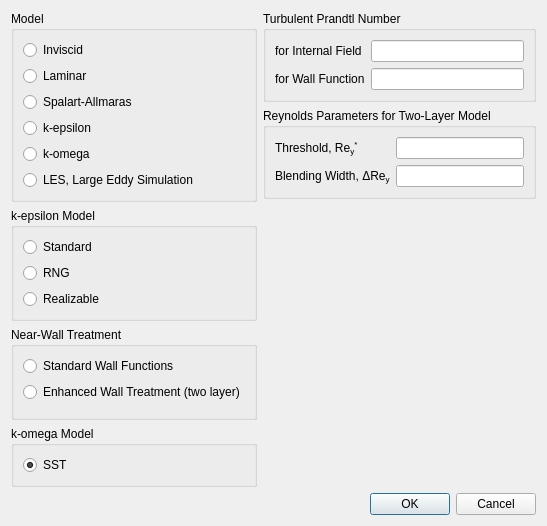
This is baramFlow/view/setup/models/turbulence_dialog.ui in nextfoam/baram as Qt 5 draws it before an edit. The edited form follows.
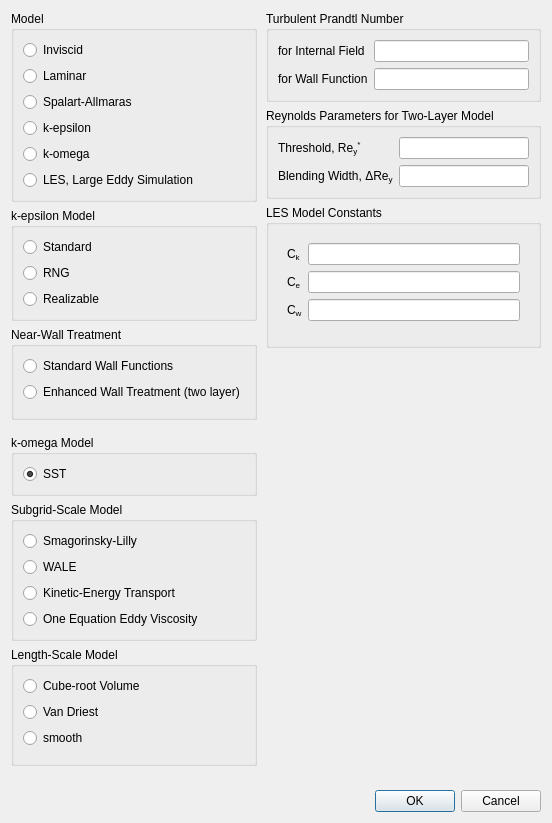
This is the edited form.

```diff
--- a/baramFlow/view/setup/models/turbulence_dialog.ui
+++ b/baramFlow/view/setup/models/turbulence_dialog.ui
@@ -6,8 +6,8 @@
    <rect>
     <x>0</x>
     <y>0</y>
-    <width>547</width>
-    <height>512</height>
+    <width>552</width>
+    <height>797</height>
    </rect>
   </property>
   <property name="minimumSize">
@@ -23,6 +23,9 @@
    <item>
     <widget class="QWidget" name="widget_2" native="true">
      <layout class="QHBoxLayout" name="horizontalLayout">
+      <property name="spacing">
+       <number>0</number>
+      </property>
       <property name="leftMargin">
        <number>0</number>
       </property>
@@ -53,9 +56,6 @@
          <property name="rightMargin">
           <number>0</number>
          </property>
-         <property name="bottomMargin">
-          <number>0</number>
-         </property>
          <item>
           <widget class="QGroupBox" name="groupBox">
            <property name="title">
@@ -67,9 +67,6 @@
               <property name="text">
                <string>Inviscid</string>
               </property>
-              <attribute name="buttonGroup">
-               <string notr="true">modelRadioGroup</string>
-              </attribute>
              </widget>
             </item>
             <item>
@@ -77,9 +74,6 @@
               <property name="text">
                <string>Laminar</string>
               </property>
-              <attribute name="buttonGroup">
-               <string notr="true">modelRadioGroup</string>
-              </attribute>
              </widget>
             </item>
             <item>
@@ -87,9 +81,6 @@
               <property name="text">
                <string>Spalart-Allmaras</string>
               </property>
-              <attribute name="buttonGroup">
-               <string notr="true">modelRadioGroup</string>
-              </attribute>
              </widget>
             </item>
             <item>
@@ -97,9 +88,6 @@
               <property name="text">
                <string>k-epsilon</string>
               </property>
-              <attribute name="buttonGroup">
-               <string notr="true">modelRadioGroup</string>
-              </attribute>
              </widget>
             </item>
             <item>
@@ -107,9 +95,6 @@
               <property name="text">
                <string>k-omega</string>
               </property>
-              <attribute name="buttonGroup">
-               <string notr="true">modelRadioGroup</string>
-              </attribute>
              </widget>
             </item>
             <item>
@@ -117,9 +102,6 @@
               <property name="text">
                <string>LES, Large Eddy Simulation</string>
               </property>
-              <attribute name="buttonGroup">
-               <string notr="true">modelRadioGroup</string>
-              </attribute>
              </widget>
             </item>
            </layout>
@@ -137,9 +119,6 @@
             <property name="rightMargin">
              <number>0</number>
             </property>
-            <property name="bottomMargin">
-             <number>0</number>
-            </property>
             <item>
              <widget class="QGroupBox" name="groupBox_2">
               <property name="title">
@@ -151,9 +130,6 @@
                  <property name="text">
                   <string>Standard</string>
                  </property>
-                 <attribute name="buttonGroup">
-                  <string notr="true">kEpsilonRadioGroup</string>
-                 </attribute>
                 </widget>
                </item>
                <item>
@@ -161,9 +137,6 @@
                  <property name="text">
                   <string>RNG</string>
                  </property>
-                 <attribute name="buttonGroup">
-                  <string notr="true">kEpsilonRadioGroup</string>
-                 </attribute>
                 </widget>
                </item>
                <item>
@@ -171,9 +144,6 @@
                  <property name="text">
                   <string>Realizable</string>
                  </property>
-                 <attribute name="buttonGroup">
-                  <string notr="true">kEpsilonRadioGroup</string>
-                 </attribute>
                 </widget>
                </item>
               </layout>
@@ -190,9 +160,6 @@
                  <property name="text">
                   <string>Standard Wall Functions</string>
                  </property>
-                 <attribute name="buttonGroup">
-                  <string notr="true">nearWallTreatmentRadioGroup</string>
-                 </attribute>
                 </widget>
                </item>
                <item>
@@ -200,9 +167,6 @@
                  <property name="text">
                   <string>Enhanced Wall Treatment (two layer)</string>
                  </property>
-                 <attribute name="buttonGroup">
-                  <string notr="true">nearWallTreatmentRadioGroup</string>
-                 </attribute>
                 </widget>
                </item>
                <item>
@@ -254,11 +218,126 @@
            </layout>
           </widget>
          </item>
+         <item>
+          <widget class="QWidget" name="LESModel" native="true">
+           <layout class="QVBoxLayout" name="verticalLayout_10">
+            <property name="leftMargin">
+             <number>0</number>
+            </property>
+            <property name="topMargin">
+             <number>0</number>
+            </property>
+            <property name="rightMargin">
+             <number>0</number>
+            </property>
+            <item>
+             <widget class="QGroupBox" name="groupBox_4">
+              <property name="title">
+               <string>Subgrid-Scale Model</string>
+              </property>
+              <layout class="QVBoxLayout" name="verticalLayout_11">
+               <item>
+                <widget class="QRadioButton" name="smagorinskyLilly">
+                 <property name="text">
+                  <string>Smagorinsky-Lilly</string>
+                 </property>
+                </widget>
+               </item>
+               <item>
+                <widget class="QRadioButton" name="WALE">
+                 <property name="text">
+                  <string>WALE</string>
+                 </property>
+                </widget>
+               </item>
+               <item>
+                <widget class="QRadioButton" name="kineticEnergyTransport">
+                 <property name="text">
+                  <string>Kinetic-Energy Transport</string>
+                 </property>
+                </widget>
+               </item>
+               <item>
+                <widget class="QRadioButton" name="oneEquationEddyViscosity">
+                 <property name="text">
+                  <string>One Equation Eddy Viscosity</string>
+                 </property>
+                </widget>
+               </item>
         </layout>
        </widget>
       </item>
       <item>
-       <widget class="QWidget" name="constantsWidget" native="true">
+             <widget class="QGroupBox" name="groupBox_5">
+              <property name="title">
+               <string>Length-Scale Model</string>
+              </property>
+              <layout class="QVBoxLayout" name="verticalLayout_12">
+               <item>
+                <widget class="QRadioButton" name="cubeRootVolume">
+                 <property name="text">
+                  <string>Cube-root Volume</string>
+                 </property>
+                </widget>
+               </item>
+               <item>
+                <widget class="QRadioButton" name="vanDriest">
+                 <property name="text">
+                  <string>Van Driest</string>
+                 </property>
+                </widget>
+               </item>
+               <item>
+                <widget class="QRadioButton" name="smooth">
+                 <property name="text">
+                  <string>smooth</string>
+                 </property>
+                </widget>
+               </item>
+               <item>
+                <widget class="QWidget" name="modelWidget_2" native="true">
+                 <property name="minimumSize">
+                  <size>
+                   <width>0</width>
+                   <height>0</height>
+                  </size>
+                 </property>
+                 <layout class="QVBoxLayout" name="verticalLayout_13">
+                  <property name="leftMargin">
+                   <number>0</number>
+                  </property>
+                  <property name="topMargin">
+                   <number>0</number>
+                  </property>
+                  <property name="rightMargin">
+                   <number>0</number>
+                  </property>
+                  <property name="bottomMargin">
+                   <number>0</number>
+                  </property>
+                 </layout>
+                </widget>
+               </item>
+              </layout>
+             </widget>
+            </item>
+           </layout>
+          </widget>
+         </item>
+        </layout>
+       </widget>
+      </item>
+      <item>
+       <widget class="QWidget" name="widget_4" native="true">
+        <layout class="QVBoxLayout" name="verticalLayout_16">
+         <property name="topMargin">
+          <number>0</number>
+         </property>
+         <property name="rightMargin">
+          <number>0</number>
+         </property>
+         <item>
+          <widget class="QWidget" name="RASModelConstants" native="true">
         <layout class="QVBoxLayout" name="verticalLayout_9">
          <property name="leftMargin">
           <number>0</number>
@@ -330,6 +409,78 @@
            </layout>
           </widget>
          </item>
+           </layout>
+          </widget>
+         </item>
+         <item>
+          <widget class="QGroupBox" name="LESModelConstants">
+           <property name="title">
+            <string>LES Model Constants</string>
+           </property>
+           <layout class="QVBoxLayout" name="verticalLayout_14">
+            <item>
+             <widget class="QWidget" name="widget_3" native="true">
+              <layout class="QFormLayout" name="LESConstantsLayout">
+               <item row="0" column="0">
+                <widget class="QLabel" name="label_5">
+                 <property name="text">
+                  <string>C&lt;sub&gt;k&lt;/sub&gt;</string>
+                 </property>
+                </widget>
+               </item>
+               <item row="0" column="1">
+                <widget class="QLineEdit" name="ck"/>
+               </item>
+               <item row="1" column="0">
+                <widget class="QLabel" name="label_6">
+                 <property name="text">
+                  <string>C&lt;sub&gt;e&lt;/sub&gt;</string>
+                 </property>
+                </widget>
+               </item>
+               <item row="1" column="1">
+                <widget class="QLineEdit" name="ce"/>
+               </item>
+               <item row="2" column="0">
+                <widget class="QLabel" name="label_7">
+                 <property name="text">
+                  <string>C&lt;sub&gt;w&lt;/sub&gt;</string>
+                 </property>
+                </widget>
+               </item>
+               <item row="2" column="1">
+                <widget class="QLineEdit" name="cw"/>
+               </item>
+              </layout>
+             </widget>
+            </item>
+            <item>
+             <widget class="QWidget" name="modelWidget_3" native="true">
+              <property name="minimumSize">
+               <size>
+                <width>0</width>
+                <height>0</height>
+               </size>
+              </property>
+              <layout class="QVBoxLayout" name="verticalLayout_15">
+               <property name="leftMargin">
+                <number>0</number>
+               </property>
+               <property name="topMargin">
+                <number>0</number>
+               </property>
+               <property name="rightMargin">
+                <number>0</number>
+               </property>
+               <property name="bottomMargin">
+                <number>0</number>
+               </property>
+              </layout>
+             </widget>
+            </item>
+           </layout>
+          </widget>
+         </item>
          <item>
           <spacer name="verticalSpacer_2">
            <property name="orientation">
```
Left out of the diff: 5 changed lines with no effect on the pictures. Lines whose indentation alone changed are shown as unchanged.
